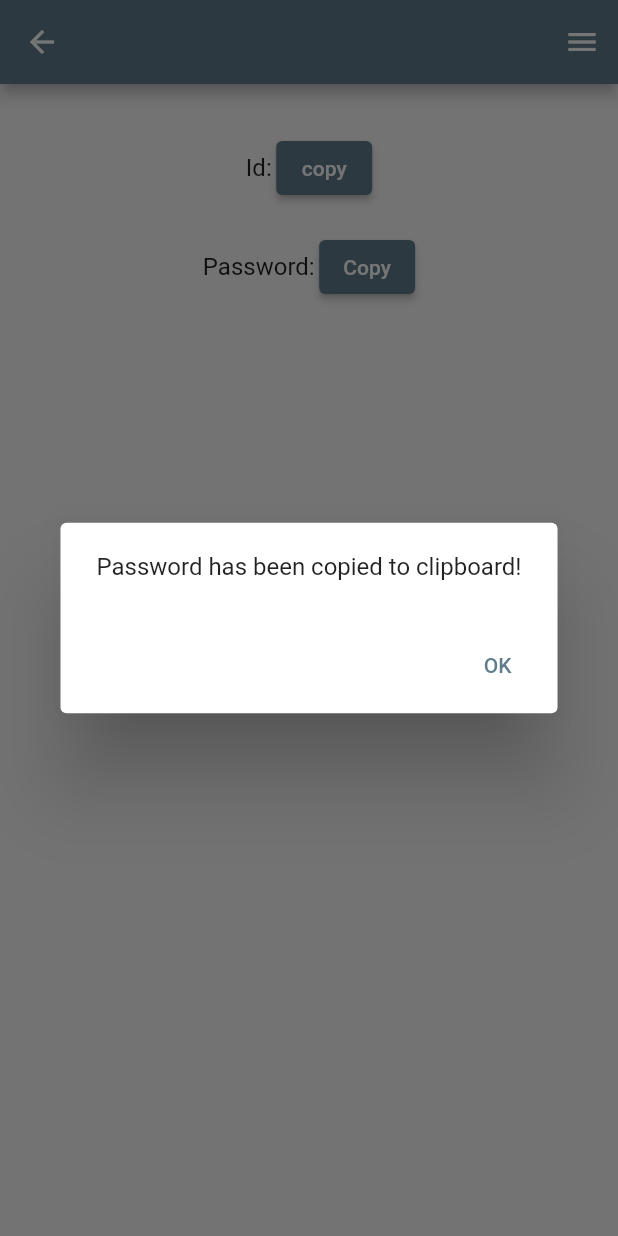
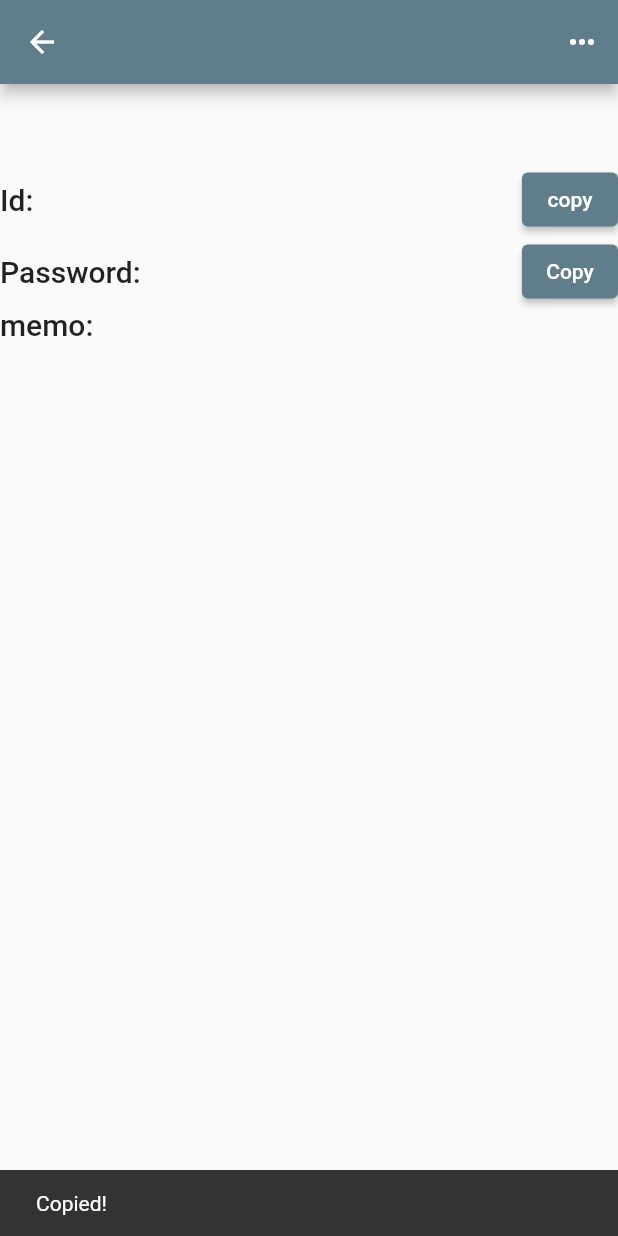
Before and after one commit to Samurais-Holiday/PasswordManager, a Flutter app: the ViewPasswordPage screen opened directly with empty values, after a tap on "Copy", on a phone screen of 412 x 824 dp. Run offline on Flutter 3.47's test engine with Material 2 defaults, Android fonts, the phone set to English and light mode, and no system bars; our stand-ins replace flutter_secure_storage, local_auth, logger; accounts and stored records are empty.

Commit message:
View及びUIの修正

```diff
--- a/lib/api/logger/logger.dart
+++ b/lib/api/logger/logger.dart
@@ -16,6 +16,7 @@ class Logger {
 
   /// ヘッダー作成
   static String _createHeader() {
+
     return ''; // TODO: 必要に応じて作成する
   }
 }
--- a/lib/main.dart
+++ b/lib/main.dart
@@ -15,6 +15,7 @@ class MyApp extends StatelessWidget {
       title: 'Password Manager',
       theme: ThemeData(
         primarySwatch: Colors.blueGrey,
+        backgroundColor: Colors.white70
       ),
       home: const AuthenticationPage(title: 'Authenticate', nextPage: PasswordListPage(title: 'List')),
     );
--- a/lib/model/password_info.dart
+++ b/lib/model/password_info.dart
@@ -9,5 +9,5 @@ class PasswordInfo {
   PasswordInfo({required this.title, required this.id, required this.password, required this.memo});
 
   /// 文字列検索
-  bool hits(final String searchWord) => title.contains(searchWord) || memo.contains(searchWord);
+  bool hits(final String searchWord) => title.contains(searchWord);
 }
--- a/lib/view/add_password_page.dart
+++ b/lib/view/add_password_page.dart
@@ -81,6 +81,7 @@ class AddPasswordPageState extends State<AddPasswordPage> {
             description: Text('`${newPassword.title}` is already registered.\nDo you want to overwrite it?'),
             onPressedOk: () async {
               await _service.add(newPassword);
+              Navigator.popUntil(context, (route) => route.isFirst);
               Navigator.pushReplacement(
                   context,
                   MaterialPageRoute(builder: (_) => const PasswordListPage(title: 'List'))
@@ -89,6 +90,7 @@ class AddPasswordPageState extends State<AddPasswordPage> {
           );
         } else {
           await _service.add(newPassword);
+          Navigator.popUntil(context, (route) => route.isFirst);
           Navigator.pushReplacement(
               context,
               MaterialPageRoute(builder: (_) => const PasswordListPage(title: 'List'))
--- a/lib/view/password_list_page.dart
+++ b/lib/view/password_list_page.dart
@@ -29,10 +29,7 @@ class _PasswordListPageState extends State<PasswordListPage> {
               onChanged: (_) => setState(() {})
           ),
           SingleChildScrollView(
-            child: PasswordWidget.listView(
-              context: context,
-              searchWord: _searchFormController.value.text,
-            ),
+            child: PasswordWidget.listView(context: context, searchWord: _searchFormController.value.text),
           ),
         ],
       ),
--- a/lib/view/view_password_page.dart
+++ b/lib/view/view_password_page.dart
@@ -21,8 +21,10 @@ class ViewPasswordPageState extends State<ViewPasswordPage> {
     return Scaffold(
         appBar: AppBar(
           title: Text(widget.title),
+          actions: [
+            PasswordWidget.moreActionButton(context: context, password: widget.password),
+          ],
         ),
-        endDrawer: PasswordWidget.moreActionButton(context: context, password: widget.password),
         body: SingleChildScrollView(
           child: PasswordWidget.view(context: context, password: widget.password),
         ),
--- a/lib/view/widget/dialogs.dart
+++ b/lib/view/widget/dialogs.dart
@@ -42,12 +42,12 @@ class Dialogs {
           title: title,
           content: SingleChildScrollView(child: description),
           actions: [
-            if (onPressedCancel != null)
+            if (onPressedOk != null)
               TextButton(
                 child: const Text('Cancel'),
                 onPressed: () {
                   Navigator.pop(context);
-                  onPressedCancel();
+                  onPressedCancel?.call();
                 },
               ),
             TextButton(
--- a/lib/view/widget/forms.dart
+++ b/lib/view/widget/forms.dart
@@ -23,6 +23,7 @@ class Forms {
         // Title
         TextFormField(
           autofocus: true,
+          textInputAction: TextInputAction.next,
           controller: titleController,
           decoration: const InputDecoration(
             labelText: 'Title *',
@@ -37,6 +38,7 @@ class Forms {
         // Login ID
         TextFormField(
           controller: idController,
+          textInputAction: TextInputAction.next,
           decoration: const InputDecoration(
             labelText: 'Login ID *',
           ),
@@ -50,6 +52,7 @@ class Forms {
         // Password
         TextFormField(
           controller: passwordController,
+          textInputAction: TextInputAction.next,
           decoration: const InputDecoration(
             labelText: 'Password *',
           ),
@@ -63,6 +66,7 @@ class Forms {
         // memo
         TextFormField(
           controller: memoController,
+          textInputAction: TextInputAction.done,
           decoration: const InputDecoration(
             labelText: 'Memo',
           ),
--- a/lib/view/widget/password_widget.dart
+++ b/lib/view/widget/password_widget.dart
@@ -18,43 +18,52 @@ enum _Action {
 
 /// パスワード一覧を表示するWidgetを返却するクラス
 class PasswordWidget {
+  static Future<List<PasswordInfo>> _passwords = PasswordService().findAll();
+
   /// パスワード一覧を表示するWidgetを返却
   static Widget listView({required BuildContext context, final String searchWord = ''}) {
-    PasswordService().search(searchWord).then((passwords) {
-      // 読み込み完了後の表示
+    _passwords = PasswordService().search(searchWord);
+    return FutureBuilder(
+        future: _passwords,
+        builder: (BuildContext context, AsyncSnapshot<List<PasswordInfo>> snapshot) {
+          if (snapshot.hasData) {
             return ListView.builder(
+                shrinkWrap: true,
+                itemCount: snapshot.data!.length,
                 itemBuilder: (BuildContext context, int index) {
                   return Card(
                     child: ListTile(
-                  title: Text(passwords[index].title),
-                  subtitle: Text(passwords[index].memo),
+                        title: Text(snapshot.data![index].title),
+                        subtitle: Text(snapshot.data![index].memo),
                         trailing: PopupMenuButton<_Action>(
                           icon: const Icon(Icons.more_horiz),
-                    onSelected: (action) => _action(context: context, action: action, password: passwords[index]),
+                          onSelected: (action) => _action(context: context, action: action, password: snapshot.data![index]),
                           itemBuilder: (BuildContext _) => [
                             const PopupMenuItem(
                               value: _Action.view,
-                        child: Text('表示'),
+                              child: Text('View'),
                             ),
                             const PopupMenuItem(
                               value: _Action.edit,
-                        child: Text('編集'),
+                              child: Text('Edit'),
                             ),
                             const PopupMenuItem(
                               value: _Action.delete,
-                        child: Text('削除'),
+                              child: Text('Delete'),
                             )
                           ],
                         ),
-                  onTap: () => _action(context: context, action: _Action.view, password: passwords[index])
+                        onTap: () => _action(context: context, action: _Action.view, password: snapshot.data![index])
                     ),
                   );
                 }
             );
-    });
-    // 読み込み中の表示
+          } else {
             return const Center(
-      child: Icon(Icons.autorenew),
+              child: CircularProgressIndicator(),
+            );
+          }
+        },
     );
   }
 
@@ -76,12 +85,17 @@ class PasswordWidget {
       case _Action.delete:
         Dialogs.showOkCancel(
             context: context,
-            title: Text('Do you want to delete `${password.title}` ?'),
+            title: Text('May I delete `${password.title}`?'),
             description: const Text('This operation cannot be undone.'),
-            onPressedOk: () => Navigator.push(
+            onPressedOk: () async {
+              await PasswordService().delete(password.title);
+              Navigator.popUntil(context, (route) => route.isFirst);
+              await Navigator.pushReplacement(
                   context,
-              MaterialPageRoute(builder: (_) => const PasswordListPage(title: 'List'))
-            ),
+                  MaterialPageRoute(
+                      builder: (_) => const PasswordListPage(title: 'List'))
+              );
+            },
         );
         break;
       default:
@@ -96,20 +110,19 @@ class PasswordWidget {
       crossAxisAlignment: CrossAxisAlignment.center,
       children: [
         // title
-        Text(password.title, style: Theme.of(context).textTheme.titleLarge),
+        Text(password.title, style: Theme.of(context).textTheme.displaySmall),
         // id
         Row(
-          mainAxisAlignment: MainAxisAlignment.center,
+          mainAxisAlignment: MainAxisAlignment.spaceBetween,
           children: [
-            Text('Id:', style: Theme.of(context).textTheme.subtitle1),
-            SelectableText(password.password, style: Theme.of(context).textTheme.displayMedium,),
+            Text('Id:', style: Theme.of(context).textTheme.titleLarge),
+            SelectableText(password.id, style: Theme.of(context).textTheme.titleLarge,),
             ElevatedButton(
                 child: const Text('copy'),
                 onPressed: () {
-                  Clipboard.setData(ClipboardData(text: password.password));
-                  Dialogs.showOkCancel(
-                      context: context,
-                      description: const Text('ID has been copied to clipboard!'),
+                  Clipboard.setData(ClipboardData(text: password.id));
+                  ScaffoldMessenger.of(context).showSnackBar(
+                      const SnackBar(content: Text('Copied!'))
                   );
                 },
             )
@@ -117,24 +130,28 @@ class PasswordWidget {
         ),
         // password
         Row(
-          mainAxisAlignment: MainAxisAlignment.center,
+          mainAxisAlignment: MainAxisAlignment.spaceBetween,
           children: [
-            Text('Password:', style: Theme.of(context).textTheme.subtitle1),
-            SelectableText(password.password, style: Theme.of(context).textTheme.displayMedium,),
+            Text('Password:', style: Theme.of(context).textTheme.titleLarge),
+            SelectableText(password.password, style: Theme.of(context).textTheme.titleLarge,),
             ElevatedButton(
                 child: const Text('Copy'),
                 onPressed: () {
                   Clipboard.setData(ClipboardData(text: password.password));
-                  Dialogs.showOkCancel(
-                      context: context,
-                      description: const Text('Password has been copied to clipboard!'),
+                  ScaffoldMessenger.of(context).showSnackBar(
+                    const SnackBar(content: Text('Copied!'))
                   );
                 },
             ),
           ],
         ),
-        // description
-        SelectableText(password.memo, style: Theme.of(context).textTheme.bodyLarge,),
+        // memo
+        Row(
+          children: [
+            Text('memo:', style: Theme.of(context).textTheme.titleLarge,),
+            SelectableText(password.memo, style: Theme.of(context).textTheme.titleLarge,),
+          ],
+        )
       ],
     );
   }
```
Also changed, not shown: lib/view/edit_password_page.dart (+9 -1 lines), pubspec.lock, 1 other file. Lines whose indentation alone changed are shown as unchanged.
